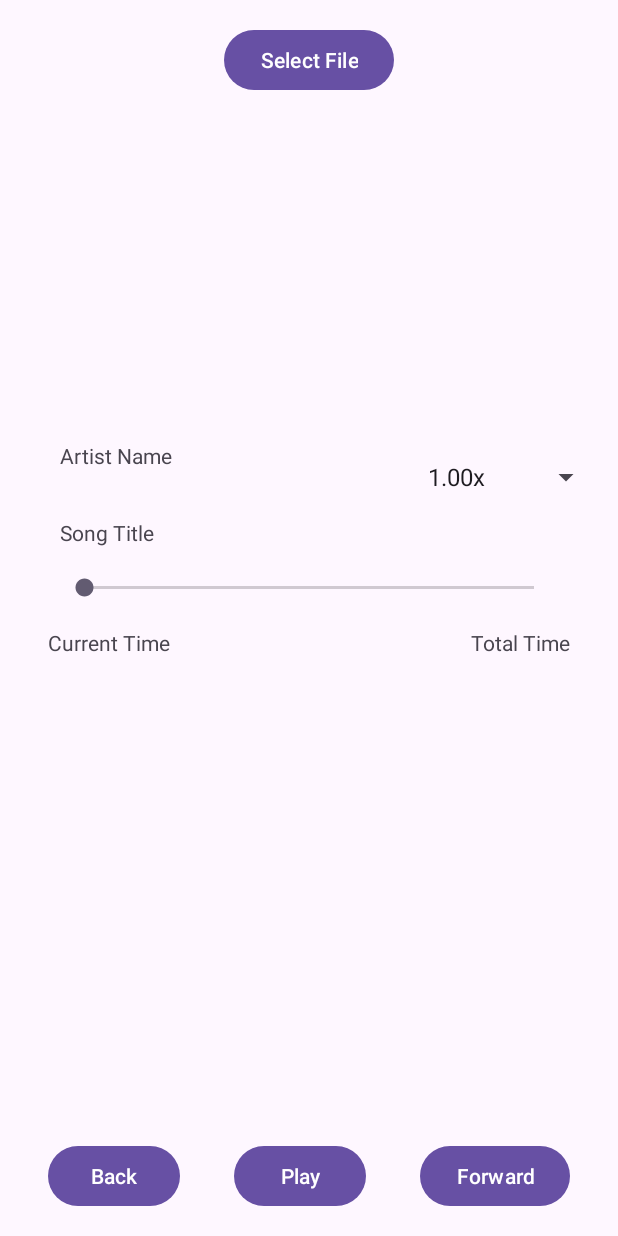
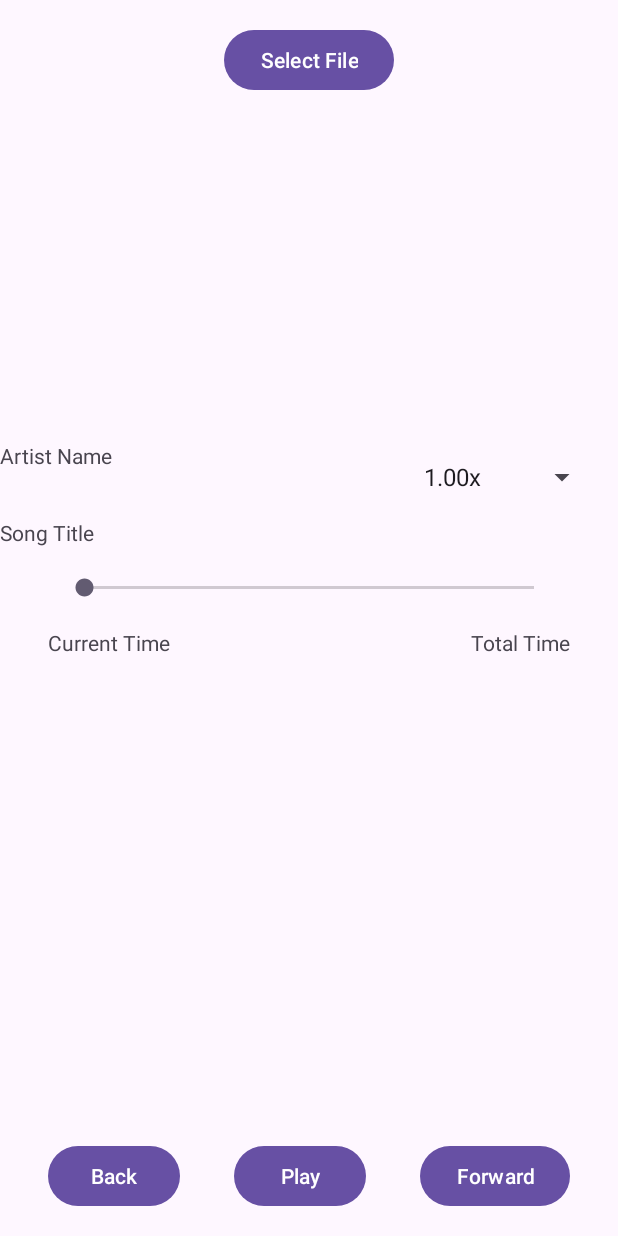
Before and after one commit to iToastMost/Custom-Android-Audio-Player, an Android app: the screen it shows after launch (MainActivity), on a phone screen of 412 x 824 dp. Run offline under Robolectric (Android 15) with nearby library versions, the phone set to English and light mode, and no system bars; 1 statement that could not run was skipped.

```diff
--- a/app/src/main/java/com/CheekyLittleApps/audioplayer/helpers/MediaPlayerHelper.java
+++ b/app/src/main/java/com/CheekyLittleApps/audioplayer/helpers/MediaPlayerHelper.java
@@ -331,7 +331,7 @@ public class MediaPlayerHelper
 
                 if(focusGranted)
                 {
-                    mediaPlayer.start();
+                    handlePlayButton();
                 }
 
                 tvCurrentTime.setText(UIHelper.formatDuration(currentTime));
--- a/app/src/main/res/layout/activity_main.xml
+++ b/app/src/main/res/layout/activity_main.xml
@@ -72,7 +72,7 @@
         android:layout_height="wrap_content"
         android:layout_marginTop="16dp"
         android:text="@string/song_artist_text"
-        app:layout_constraintStart_toStartOf="@+id/sbTime"
+        app:layout_constraintStart_toStartOf="parent"
         app:layout_constraintTop_toBottomOf="@+id/ivCover" />
 
     <TextView
```
